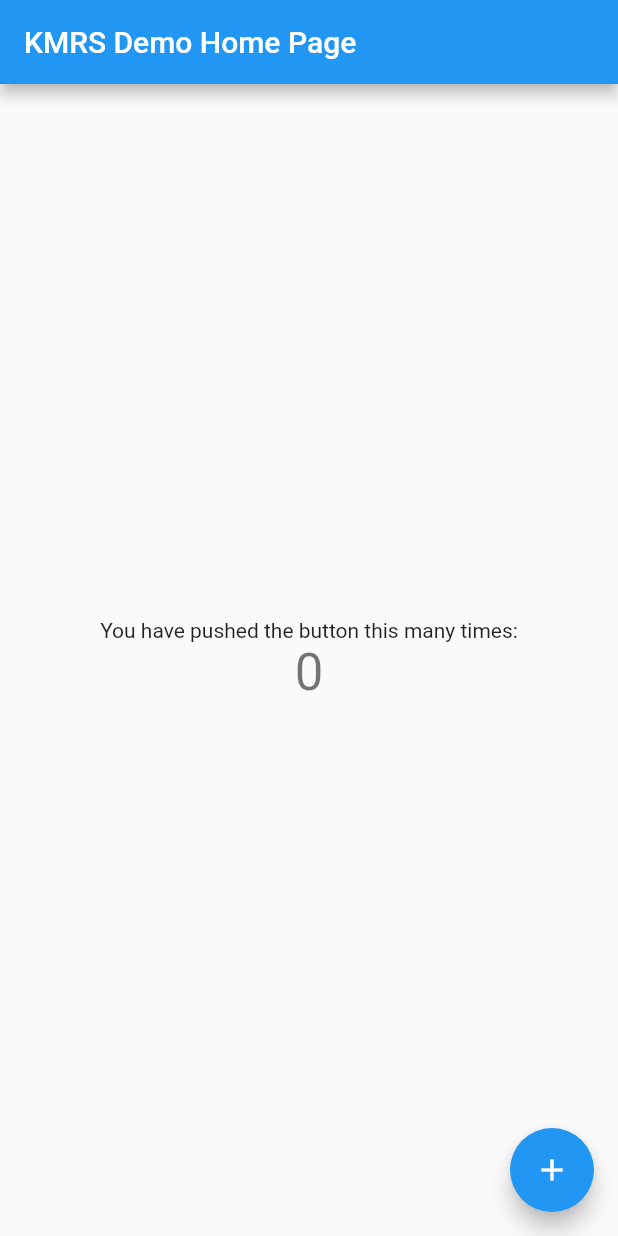
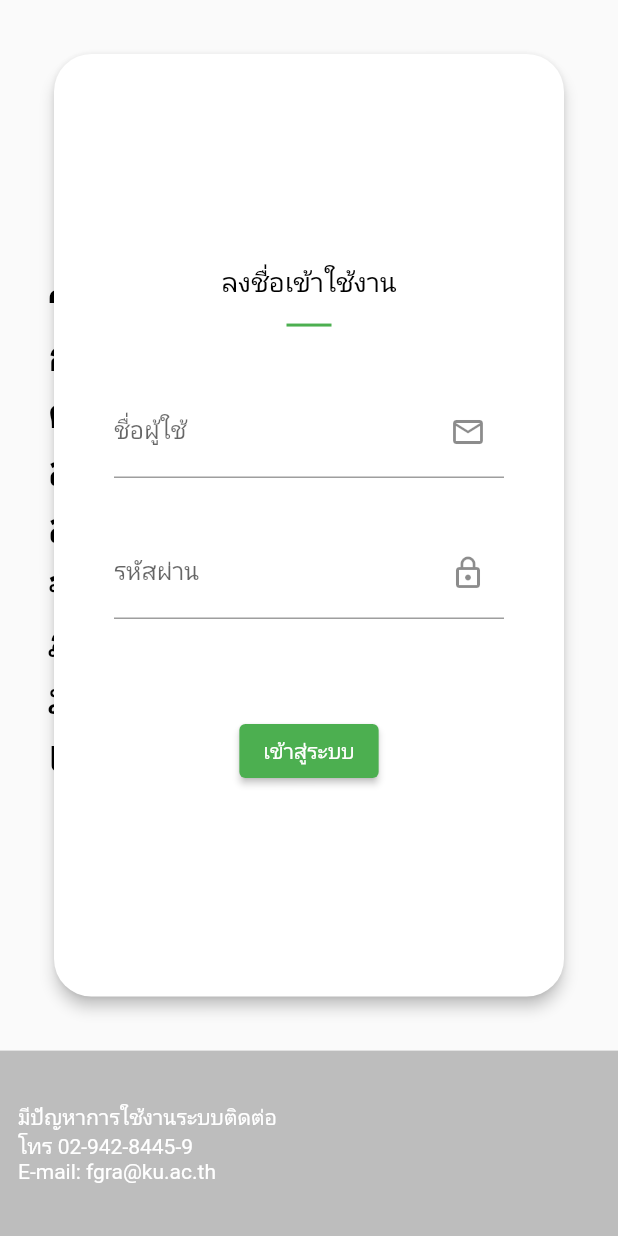
Before and after one commit to krittapan/knowleage-management, a Flutter app: the screen it shows after launch, on a phone screen of 412 x 824 dp. Run offline on Flutter 3.47's test engine with Material 2 defaults, Android fonts, the phone set to English and light mode, and no system bars.

Commit message:
update login pang

```diff
--- a/lib/main.dart
+++ b/lib/main.dart
@@ -1,4 +1,5 @@
 import 'package:flutter/material.dart';
+import 'package:kmrs/screen/login/login_screen.dart';
 
 void main() {
   runApp(const MyApp());
@@ -6,8 +7,6 @@ void main() {
 
 class MyApp extends StatelessWidget {
   const MyApp({Key? key}) : super(key: key);
-
-  // This widget is the root of your application.
   @override
   Widget build(BuildContext context) {
     return MaterialApp(
@@ -15,53 +14,7 @@ class MyApp extends StatelessWidget {
       theme: ThemeData(
         primarySwatch: Colors.blue,
       ),
-      home: const MyHomePage(title: 'KMRS Demo Home Page'),
+      home: LoginScreen(),
     );
   }
 }
-
-class MyHomePage extends StatefulWidget {
-  const MyHomePage({Key? key, required this.title}) : super(key: key);
-  final String title;
-
-  @override
-  State<MyHomePage> createState() => _MyHomePageState();
-}
-
-class _MyHomePageState extends State<MyHomePage> {
-  int _counter = 0;
-
-  void _incrementCounter() {
-    setState(() {
-      _counter++;
-    });
-  }
-
-  @override
-  Widget build(BuildContext context) {
-    return Scaffold(
-      appBar: AppBar(
-        title: Text(widget.title),
-      ),
-      body: Center(
-        child: Column(
-          mainAxisAlignment: MainAxisAlignment.center,
-          children: <Widget>[
-            const Text(
-              'You have pushed the button this many times:',
-            ),
-            Text(
-              '$_counter',
-              style: Theme.of(context).textTheme.headline4,
-            ),
-          ],
-        ),
-      ),
-      floatingActionButton: FloatingActionButton(
-        onPressed: _incrementCounter,
-        tooltip: 'Increment',
-        child: const Icon(Icons.add),
-      ), // This trailing comma makes auto-formatting nicer for build methods.
-    );
-  }
-}
--- /dev/null
+++ b/lib/screen/login/login_screen.dart
@@ -0,0 +1,179 @@
+import 'package:flutter/material.dart';
+
+class LoginScreen extends StatefulWidget {
+  const LoginScreen({Key? key}) : super(key: key);
+
+  @override
+  State<LoginScreen> createState() => _LoginScreenState();
+}
+
+class _LoginScreenState extends State<LoginScreen> {
+  @override
+  Widget build(BuildContext context) {
+    Size size = MediaQuery.of(context).size;
+    print(size.height);
+    print(size.width);
+    return Scaffold(
+      body: Container(
+        width: size.width,
+        height: size.height,
+        child: Stack(
+          children: [
+            Align(
+              alignment: Alignment.centerLeft,
+              child: Container(
+                height: double.infinity,
+                width: size.width * 0.6,
+                child: Padding(
+                  padding: const EdgeInsets.all(32),
+                  child: Column(
+                    mainAxisAlignment: MainAxisAlignment.center,
+                    crossAxisAlignment: CrossAxisAlignment.end,
+                    children: const [
+                      Text(
+                        "ระบบรายงานการจัดการความรู้ภายในส่วนงาน",
+                        style: TextStyle(
+                          color: Colors.black,
+                          fontSize: 28,
+                          fontWeight: FontWeight.bold,
+                        ),
+                      ),
+                      Text(
+                        "ส่วนงานการจัดการความรู้ภายใน",
+                        style: TextStyle(
+                          color: Colors.black,
+                          fontSize: 28,
+                          fontWeight: FontWeight.bold,
+                        ),
+                      ),
+                      Text(
+                        "มหาวิทยาลัยเกษตรศาสตร",
+                        style: TextStyle(
+                          color: Colors.black,
+                          fontSize: 28,
+                          fontWeight: FontWeight.bold,
+                        ),
+                      ),
+                    ],
+                  ),
+                ),
+              ),
+            ),
+            Padding(
+              padding: size.width < 790
+                  ? EdgeInsets.all(size.height < 770
+                      ? 64
+                      : size.height > 670
+                          ? 32
+                          : 16)
+                  : EdgeInsets.fromLTRB(size.width * 0.65, size.height * 0.15,
+                      size.width * 0.05, size.height * 0.15),
+              child: Center(
+                child: Card(
+                  elevation: 4,
+                  shape: const RoundedRectangleBorder(
+                    borderRadius: BorderRadius.all(
+                      Radius.circular(25),
+                    ),
+                  ),
+                  child: Center(
+                    child: SingleChildScrollView(
+                      child: Padding(
+                        padding: const EdgeInsets.all(40),
+                        child: Column(
+                          mainAxisAlignment: MainAxisAlignment.center,
+                          children: [
+                            const Text(
+                              "ลงชื่อเข้าใช้งาน",
+                              style: TextStyle(
+                                fontSize: 18,
+                                color: Colors.black,
+                              ),
+                            ),
+                            const SizedBox(height: 8),
+                            Container(
+                              width: 30,
+                              child: const Divider(
+                                color: Colors.green,
+                                thickness: 2,
+                              ),
+                            ),
+                            const SizedBox(height: 32),
+                            const TextField(
+                              decoration: InputDecoration(
+                                hintText: 'ชื่อผู้ใช้',
+                                labelText: 'ชื่อผู้ใช้',
+                                suffixIcon: Icon(
+                                  Icons.mail_outline,
+                                ),
+                              ),
+                            ),
+                            const SizedBox(height: 32),
+                            const TextField(
+                              decoration: InputDecoration(
+                                hintText: 'รหัสผ่าน',
+                                labelText: 'รหัสผ่าน',
+                                suffixIcon: Icon(
+                                  Icons.lock_outline,
+                                ),
+                              ),
+                            ),
+                            const SizedBox(height: 64),
+                            ElevatedButton(
+                                onPressed: () {},
+                                child: const Text('เข้าสู่ระบบ'),
+                                style: ButtonStyle(
+                                    backgroundColor:
+                                        MaterialStateProperty.all<Color>(
+                                            Colors.green))),
+                          ],
+                        ),
+                      ),
+                    ),
+                  ),
+                ),
+              ),
+            ),
+          ],
+        ),
+      ),
+      bottomNavigationBar: Container(
+        height: size.height * 0.15,
+        color: Colors.grey[400],
+        child: Align(
+          alignment: Alignment.topLeft,
+          child: Padding(
+            padding: const EdgeInsets.all(12),
+            child: Column(
+              mainAxisAlignment: MainAxisAlignment.center,
+              crossAxisAlignment: CrossAxisAlignment.start,
+              children: const [
+                Text(
+                  "มีปัญหาการใช้งานระบบติดต่อ",
+                  style: TextStyle(
+                    color: Colors.white,
+                    fontSize: 14,
+                  ),
+                ),
+                Text(
+                  "โทร 02-942-8445-9",
+                  style: TextStyle(
+                    color: Colors.white,
+                    fontSize: 14,
+                  ),
+                ),
+                Text(
+                  "E-mail: fgra@ku.ac.th",
+                  style: TextStyle(
+                    color: Colors.white,
+                    fontSize: 14,
+                  ),
+                ),
+              ],
+            ),
+          ),
+        ),
+      ),
+    );
+  }
+}
```
Also changed, not shown: 6 other files.
